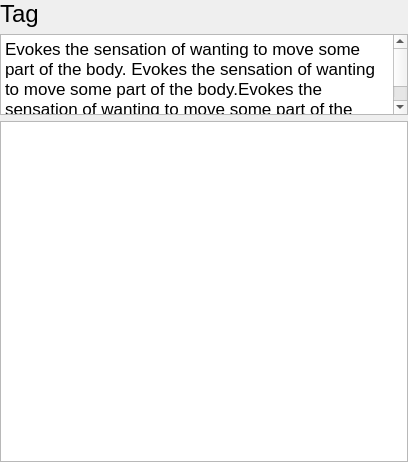
The window that src/tagger.ui (SMC-LAB/Eve) describes before a commit, drawn with Qt 5.
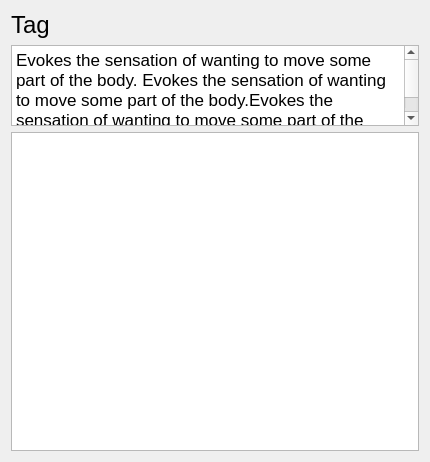
The same window after the commit.

Commit message:
WIP on Tagger's alternative view for the subject user interface
* Tried a custom sql relational table view. Didn't work, as there is no easy way to custom render once per row, instead of per item
* Using nested horizontal layouts within a vertical layout to draw min, slider, max, tag name
* Need to work on the change from administrative view (qtableview) to user view (nested layouts)

Patch:
```diff
--- a/src/tagger.ui
+++ b/src/tagger.ui
@@ -13,11 +13,8 @@
   <property name="windowTitle">
    <string>Form</string>
   </property>
-  <layout class="QVBoxLayout" name="verticalLayout">
-   <property name="margin">
-    <number>0</number>
-   </property>
-   <item>
+  <layout class="QGridLayout" name="gridLayout">
+   <item row="0" column="0">
     <widget class="QLabel" name="currentTag">
      <property name="sizePolicy">
       <sizepolicy hsizetype="Preferred" vsizetype="Preferred">
@@ -39,7 +36,7 @@
      </property>
     </widget>
    </item>
-   <item>
+   <item row="1" column="0">
     <widget class="QTextEdit" name="currentDescription">
      <property name="maximumSize">
       <size>
@@ -71,7 +68,7 @@
      </property>
     </widget>
    </item>
-   <item>
+   <item row="2" column="0">
     <widget class="QTableView" name="tagTable">
      <property name="sizePolicy">
       <sizepolicy hsizetype="Expanding" vsizetype="Expanding">
```
The commit also changes 5 other files.
